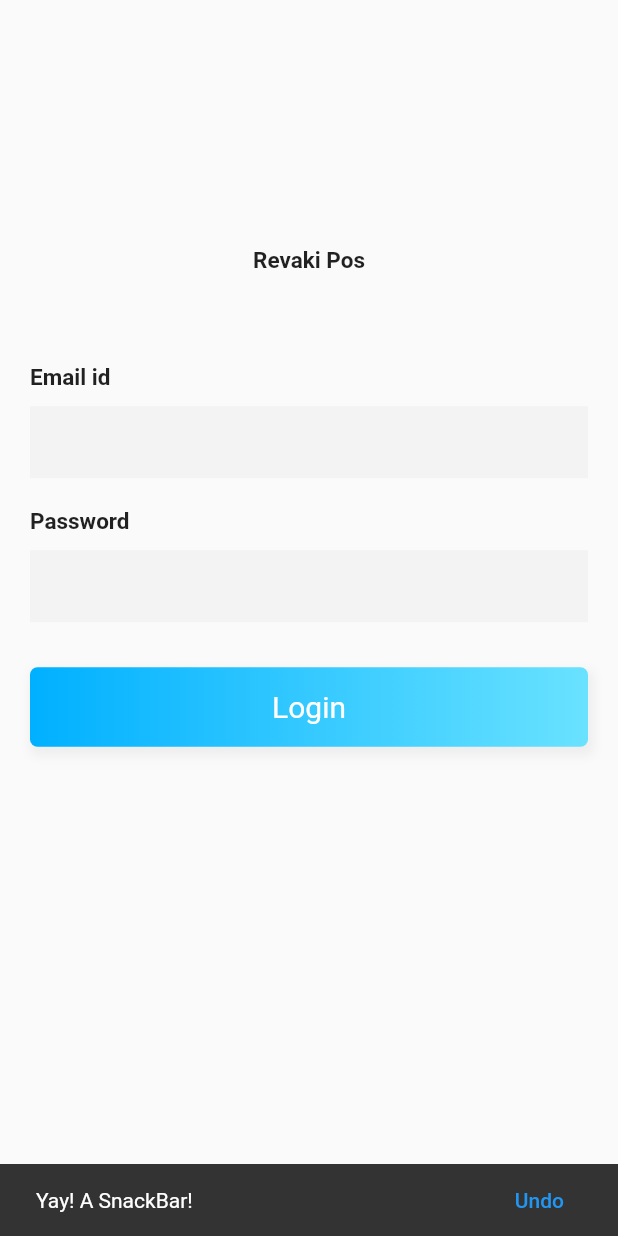
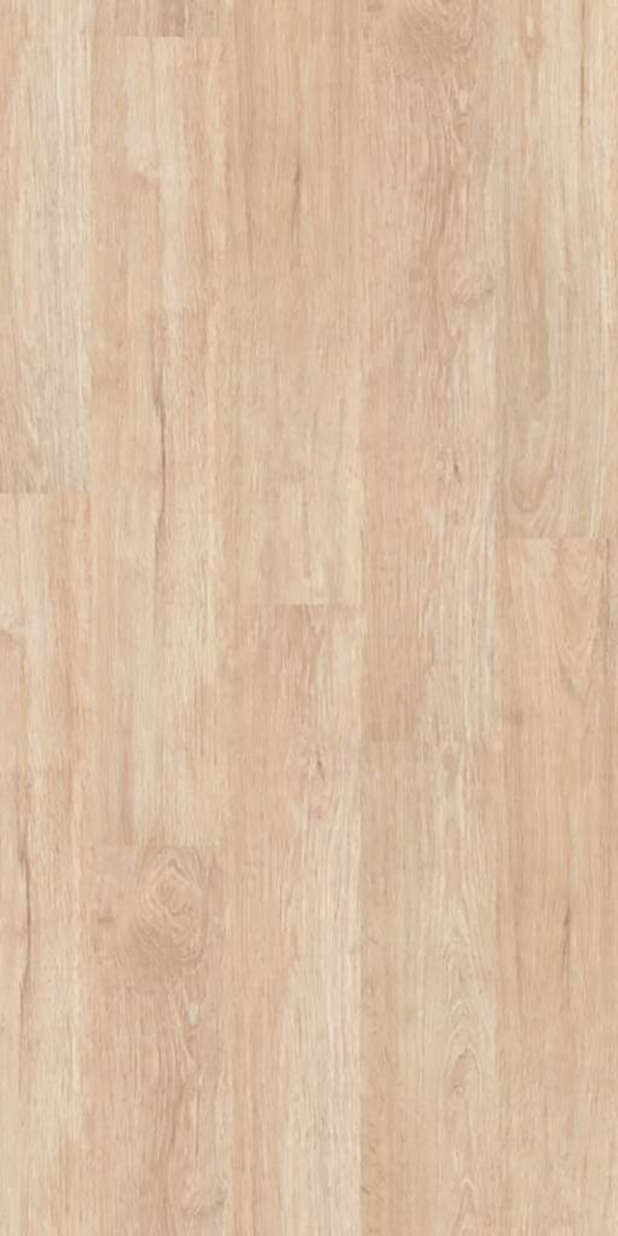
Before and after one commit to bilalali45/revaki, a Flutter app: the screen it shows after launch, after a tap on "Login", on a phone screen of 412 x 824 dp. Run offline on Flutter 3.47's test engine with Material 2 defaults, Android fonts, the phone set to English and light mode, and no system bars; our stand-ins replace get.

Commit message:
loginpage screen

```diff
--- a/lib/Screens/HomePage.dart
+++ b/lib/Screens/HomePage.dart
@@ -0,0 +1,44 @@
+
+
+import 'package:flutter/cupertino.dart';
+import 'package:flutter/material.dart';
+import 'package:revaki/constants/assests_image.dart';
+
+class HomePage extends StatefulWidget {
+  const HomePage({Key? key}) : super(key: key);
+
+  @override
+  _HomePageState createState() => _HomePageState();
+}
+var contxt;
+
+class _HomePageState extends State<HomePage> {
+  @override
+  Widget build(BuildContext context) {
+    contxt = context;
+    final height = MediaQuery.of(context).size.height;
+    return WillPopScope(
+        onWillPop: () => Future.value(false),
+       child: Container(
+        decoration:new BoxDecoration(
+            image:  new DecorationImage(
+              image: new AssetImage(background),
+              fit: BoxFit.cover,)
+        ),
+        child : Scaffold(
+            backgroundColor: Colors.transparent,
+            body: Container(
+                height: height,
+                child: Stack(
+                    children: [
+
+
+                    ]
+                )
+            )
+        )
+      )
+    );
+  }
+
+}
--- a/lib/Screens/LoginPage.dart
+++ b/lib/Screens/LoginPage.dart
@@ -2,6 +2,7 @@
 
 import 'package:flutter/cupertino.dart';
 import 'package:flutter/material.dart';
+import 'package:revaki/Screens/HomePage.dart';
 import 'package:revaki/constants/bezierContainer.dart';
 
 class LoginPage extends StatefulWidget {
@@ -33,7 +34,7 @@ class _HomePageState extends State<LoginPage> {
                         SizedBox(height: height * .2),
                         Text(
                           "Revaki Pos",
-                          style: TextStyle(fontWeight: FontWeight.bold, fontSize: 15),
+                          style: TextStyle(fontWeight: FontWeight.bold, fontSize: 25),
                         ),
                         SizedBox(height: 50),
                            _emailPasswordWidget(),
@@ -72,8 +73,13 @@ Widget _submitButton() {
 
   return GestureDetector(
       onTap: () {
-        // MaterialPageRoute(builder: (context) => HomeScreen());
-        showInSnackBar("test",contxt);
+        // MaterialPageRoute(builder: (context) => HomePage());
+        // showInSnackBar("test",contxt);
+        Navigator.push(
+            contxt, MaterialPageRoute(builder: (context) => HomePage())
+
+        );
+
 
       },
       child: Container(
```
